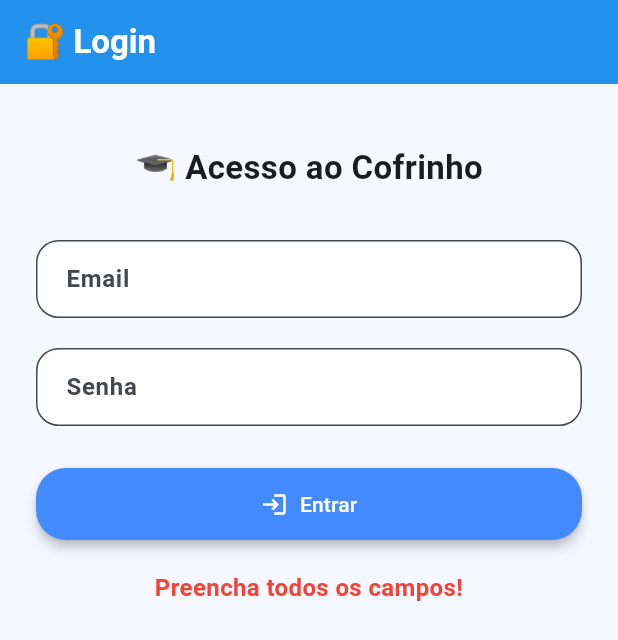
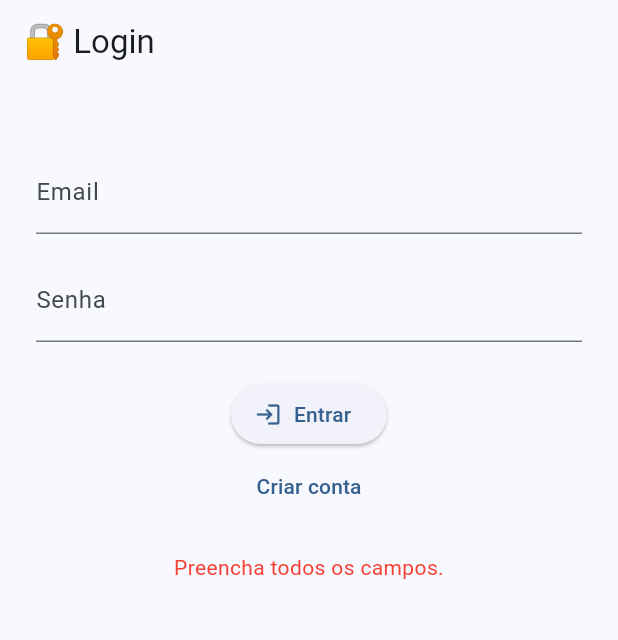
Before and after one commit to Bruninha-047/Criptografia---com-login, a Flutter app: the screen it shows after launch, after a tap on "Entrar", on a phone screen of 412 x 824 dp. Shown: the top 640 px of the screen. Run offline on Flutter 3.47's test engine with Material 3 defaults, Android fonts, the phone set to English and light mode, and no system bars; our stand-ins replace flutter_secure_storage, supabase_flutter; missing offline and left inert: encrypt; accounts and stored records are empty.

Commit message:
Ultima alteração

```diff
--- a/analysis_options.yaml
+++ b/analysis_options.yaml
@@ -10,6 +10,7 @@
 analyzer:
   errors:
     unused_element: ignore
+    depend_on_referenced_packages: ignore
 include: package:flutter_lints/flutter.yaml
 
 linter:
--- a/lib/main.dart
+++ b/lib/main.dart
@@ -1,13 +1,25 @@
 import 'package:flutter/material.dart';
+import 'package:supabase_flutter/supabase_flutter.dart';
 import 'package:flutter_secure_storage/flutter_secure_storage.dart';
 import 'package:encrypt/encrypt.dart' as encrypt;
 
-void main() {
-  runApp(const CofreApp());
+void main() async {
+  WidgetsFlutterBinding.ensureInitialized();
+
+  await Supabase.initialize(
+    url: 'https://xkppdgdcraynrkcrwvsw.supabase.co',
+    anonKey: 'eyJhbGciOiJIUzI1NiIsInR5cCI6IkpXVCJ9.eyJpc3MiOiJzdXBhYmFzZSIsInJlZiI6InhrcHBkZ2RjcmF5bnJrY3J3dnN3Iiwicm9sZSI6ImFub24iLCJpYXQiOjE3NDczNTU0OTAsImV4cCI6MjA2MjkzMTQ5MH0.A1_5HDAw0IfF79pwATSFcMN45wu53WWAMae34lX52Oo',
+  );
+
+  final storage = const FlutterSecureStorage();
+  final token = await storage.read(key: 'auth_token');
+
+  runApp(CofreApp(isLoggedIn: token != null));
 }
 
 class CofreApp extends StatelessWidget {
-  const CofreApp({super.key});
+  final bool isLoggedIn;
+  const CofreApp({super.key, required this.isLoggedIn});
 
   @override
   Widget build(BuildContext context) {
@@ -17,43 +29,8 @@ class CofreApp extends StatelessWidget {
       theme: ThemeData(
         useMaterial3: true,
         colorScheme: ColorScheme.fromSeed(seedColor: Colors.blue),
-        scaffoldBackgroundColor: const Color(0xFFF5F9FF),
-        appBarTheme: const AppBarTheme(
-          backgroundColor: Colors.blue,
-          foregroundColor: Colors.white,
-          elevation: 2,
-        ),
-        elevatedButtonTheme: ElevatedButtonThemeData(
-          style: ElevatedButton.styleFrom(
-            backgroundColor: Colors.blueAccent,
-            foregroundColor: Colors.white,
-            padding: const EdgeInsets.symmetric(vertical: 14, horizontal: 20),
-            shape: RoundedRectangleBorder(
-              borderRadius: BorderRadius.all(Radius.circular(20)),
-            ),
-            elevation: 3,
-          ),
-        ),
-        inputDecorationTheme: InputDecorationTheme(
-          filled: true,
-          fillColor: Colors.white,
-          contentPadding: const EdgeInsets.symmetric(vertical: 14, horizontal: 16),
-          border: OutlineInputBorder(
-            borderRadius: BorderRadius.circular(15),
-            borderSide: const BorderSide(color: Colors.blueAccent),
-          ),
-          focusedBorder: OutlineInputBorder(
-            borderRadius: BorderRadius.circular(15),
-            borderSide: const BorderSide(color: Colors.blue),
-          ),
-          labelStyle: const TextStyle(fontWeight: FontWeight.w600),
-        ),
-        textTheme: const TextTheme(
-          titleLarge: TextStyle(fontSize: 22, fontWeight: FontWeight.bold),
-          bodyMedium: TextStyle(fontSize: 16),
-        ),
       ),
-      home: const LoginPage(),
+      home: isLoggedIn ? const CofrePage() : const LoginPage(),
     );
   }
 }
@@ -66,35 +43,35 @@ class LoginPage extends StatefulWidget {
 }
 
 class _LoginPageState extends State<LoginPage> {
-  final TextEditingController _emailController = TextEditingController();
-  final TextEditingController _passwordController = TextEditingController();
-  final FlutterSecureStorage _secureStorage = const FlutterSecureStorage();
-
-  String? _message;
+  final _email = TextEditingController();
+  final _senha = TextEditingController();
+  final _storage = const FlutterSecureStorage();
+  String? _mensagem;
 
   Future<void> _login() async {
-    final email = _emailController.text;
-    final password = _passwordController.text;
+    final email = _email.text.trim();
+    final senha = _senha.text;
 
-    if (email.isEmpty || password.isEmpty) {
-      setState(() {
-        _message = "Preencha todos os campos!";
-      });
+    if (email.isEmpty || senha.isEmpty) {
+      setState(() => _mensagem = "Preencha todos os campos.");
       return;
     }
 
-    if (email == "teste@email.com" && password == "123456") {
-      final token = "fake_token_123";
-      await _secureStorage.write(key: "auth_token", value: token);
+    try {
+      final response = await Supabase.instance.client.auth.signInWithPassword(
+        email: email,
+        password: senha,
+      );
 
-      Navigator.pushReplacement(
-        context,
-        MaterialPageRoute(builder: (context) => const CofrePage()),
-      );
-    } else {
-      setState(() {
-        _message = "Credenciais inválidas!";
-      });
+      if (response.session != null) {
+        await _storage.write(key: 'auth_token', value: response.session!.accessToken);
+        if (!mounted) return;
+        Navigator.pushReplacement(context, MaterialPageRoute(builder: (_) => const CofrePage()));
+      } else {
+        setState(() => _mensagem = "Email ou senha inválidos.");
+      }
+    } catch (e) {
+      setState(() => _mensagem = "Erro: ${e.toString()}");
     }
   }
 
@@ -102,45 +79,111 @@ class _LoginPageState extends State<LoginPage> {
   Widget build(BuildContext context) {
     return Scaffold(
       appBar: AppBar(title: const Text("🔐 Login")),
-      body: SingleChildScrollView(
+      body: Padding(
         padding: const EdgeInsets.all(24),
         child: Column(
-          crossAxisAlignment: CrossAxisAlignment.stretch,
           children: [
+            const SizedBox(height: 20),
+            TextField(controller: _email, decoration: const InputDecoration(labelText: 'Email')),
             const SizedBox(height: 16),
-            const Text(
-              "🎓 Acesso ao Cofrinho",
-              textAlign: TextAlign.center,
-              style: TextStyle(fontSize: 22, fontWeight: FontWeight.bold),
+            TextField(
+              controller: _senha,
+              obscureText: true,
+              decoration: const InputDecoration(labelText: 'Senha'),
             ),
-            const SizedBox(height: 32),
-            TextField(
-              controller: _emailController,
-              decoration: const InputDecoration(labelText: "Email"),
-            ),
-            const SizedBox(height: 20),
-            TextField(
-              controller: _passwordController,
-              obscureText: true,
-              decoration: const InputDecoration(labelText: "Senha"),
-            ),
-            const SizedBox(height: 28),
+            const SizedBox(height: 24),
             ElevatedButton.icon(
               onPressed: _login,
               icon: const Icon(Icons.login),
               label: const Text("Entrar"),
             ),
+            TextButton(
+              onPressed: () {
+                Navigator.push(context, MaterialPageRoute(builder: (_) => const RegisterPage()));
+              },
+              child: const Text("Criar conta"),
+            ),
             const SizedBox(height: 20),
-            if (_message != null && _message!.isNotEmpty)
+            if (_mensagem != null)
               Text(
-                _message!,
+                _mensagem!,
+                style: const TextStyle(color: Colors.red),
                 textAlign: TextAlign.center,
-                style: const TextStyle(
-                  color: Colors.red,
-                  fontWeight: FontWeight.bold,
-                  fontSize: 16,
-                ),
-              ),
+              )
+          ],
+        ),
+      ),
+    );
+  }
+}
+
+class RegisterPage extends StatefulWidget {
+  const RegisterPage({super.key});
+
+  @override
+  State<RegisterPage> createState() => _RegisterPageState();
+}
+
+class _RegisterPageState extends State<RegisterPage> {
+  final _email = TextEditingController();
+  final _senha = TextEditingController();
+  String? _mensagem;
+
+  Future<void> _cadastrar() async {
+    final email = _email.text.trim();
+    final senha = _senha.text;
+
+    if (email.isEmpty || senha.isEmpty) {
+      setState(() => _mensagem = "Preencha todos os campos.");
+      return;
+    }
+
+    try {
+      final response = await Supabase.instance.client.auth.signUp(
+        email: email,
+        password: senha,
+      );
+
+      if (response.user != null) {
+        if (!mounted) return;
+        Navigator.pushReplacement(context, MaterialPageRoute(builder: (_) => const LoginPage()));
+      } else {
+        setState(() => _mensagem = "Erro ao criar conta.");
+      }
+    } catch (e) {
+      setState(() => _mensagem = "Erro: ${e.toString()}");
+    }
+  }
+
+  @override
+  Widget build(BuildContext context) {
+    return Scaffold(
+      appBar: AppBar(title: const Text("📝 Criar Conta")),
+      body: Padding(
+        padding: const EdgeInsets.all(24),
+        child: Column(
+          children: [
+            const SizedBox(height: 20),
+            TextField(controller: _email, decoration: const InputDecoration(labelText: 'Email')),
+            const SizedBox(height: 16),
+            TextField(
+              controller: _senha,
+              obscureText: true,
+              decoration: const InputDecoration(labelText: 'Senha'),
+            ),
+            const SizedBox(height: 24),
+            ElevatedButton.icon(
+              onPressed: _cadastrar,
+              icon: const Icon(Icons.person_add),
+              label: const Text("Criar Conta"),
+            ),
+            const SizedBox(height: 20),
+            if (_mensagem != null)
+              Text(
+                _mensagem!,
+                style: const TextStyle(color: Colors.red),
+                textAlign: TextAlign.center,
+              )
           ],
         ),
       ),
@@ -156,8 +199,8 @@ class CofrePage extends StatefulWidget {
 }
 
 class _CofrePageState extends State<CofrePage> {
-  final TextEditingController _controller = TextEditingController();
-  final FlutterSecureStorage _secureStorage = const FlutterSecureStorage();
+  final _controller = TextEditingController();
+  final _storage = const FlutterSecureStorage();
 
   late encrypt.Key _key;
   late encrypt.IV _iv;
@@ -193,8 +236,8 @@ class _CofrePageState extends State<CofrePage> {
     _iv = encrypt.IV.fromSecureRandom(16);
     final criptografado = _criptografar(texto);
 
-    await _secureStorage.write(key: 'recado', value: criptografado);
-    await _secureStorage.write(key: 'iv', value: _iv.base64);
+    await _storage.write(key: 'recado', value: criptografado);
+    await _storage.write(key: 'iv', value: _iv.base64);
 
     setState(() {
       _recadoCriptografado = criptografado;
@@ -205,8 +248,8 @@ class _CofrePageState extends State<CofrePage> {
   }
 
   Future<void> _lerRecado() async {
-    final criptografado = await _secureStorage.read(key: 'recado');
-    final ivBase64 = await _secureStorage.read(key: 'iv');
+    final criptografado = await _storage.read(key: 'recado');
+    final ivBase64 = await _storage.read(key: 'iv');
 
     if (criptografado == null || ivBase64 == null) return;
 
@@ -218,100 +261,49 @@ class _CofrePageState extends State<CofrePage> {
     });
   }
 
-  Future<void> _recriptografar() async {
-    if (_recadoDescriptografado != null) {
-      _iv = encrypt.IV.fromSecureRandom(16);
-      final recriptografado = _criptografar(_recadoDescriptografado!);
-      await _secureStorage.write(key: 'recado', value: recriptografado);
-      await _secureStorage.write(key: 'iv', value: _iv.base64);
-
-      setState(() {
-        _recadoCriptografado = recriptografado;
-        _recadoDescriptografado = null;
-      });
-    }
-  }
-
-  Future<void> _voltarAoLogin() async {
-    await _secureStorage.delete(key: "auth_token");
-    Navigator.pushReplacement(
-      context,
-      MaterialPageRoute(builder: (context) => const LoginPage()),
-    );
+  Future<void> _logout() async {
+    await _storage.delete(key: 'auth_token');
+    await Supabase.instance.client.auth.signOut();
+    if (!mounted) return;
+    Navigator.pushReplacement(context, MaterialPageRoute(builder: (_) => const LoginPage()));
   }
 
   @override
   Widget build(BuildContext context) {
     return Scaffold(
-      appBar: AppBar(title: const Text('🔐 Cofrinho de Recados')),
-      body: SingleChildScrollView(
+      appBar: AppBar(title: const Text("📥 Cofrinho de Recados")),
+      body: Padding(
         padding: const EdgeInsets.all(24),
         child: Column(
-          crossAxisAlignment: CrossAxisAlignment.stretch,
           children: [
             TextField(
               controller: _controller,
-              decoration: const InputDecoration(labelText: 'Digite seu recado'),
+              decoration: const InputDecoration(labelText: "Digite um recado secreto"),
             ),
             const SizedBox(height: 20),
             ElevatedButton.icon(
               onPressed: _salvarRecado,
               icon: const Icon(Icons.lock),
-              label: const Text('Salvar Recado'),
+              label: const Text("Salvar Recado"),
             ),
             const SizedBox(height: 10),
             ElevatedButton.icon(
               onPressed: _lerRecado,
               icon: const Icon(Icons.visibility),
-              label: const Text('Mostrar Recado'),
+              label: const Text("Mostrar Recado"),
             ),
             const SizedBox(height: 10),
             ElevatedButton.icon(
-              onPressed: _recriptografar,
-              icon: const Icon(Icons.refresh),
-              label: const Text('Re-criptografar'),
+              onPressed: _logout,
+              icon: const Icon(Icons.logout),
+              label: const Text("Sair"),
             ),
             const SizedBox(height: 30),
             if (_recadoCriptografado != null)
-              Card(
-                elevation: 2,
-                margin: const EdgeInsets.symmetric(vertical: 10),
-                shape: RoundedRectangleBorder(borderRadius: BorderRadius.circular(12)),
-                child: Padding(
-                  padding: const EdgeInsets.all(16),
-                  child: Column(
-                    crossAxisAlignment: CrossAxisAlignment.start,
-                    children: [
-                      const Text('🔒 Recado criptografado:', style: TextStyle(fontWeight: FontWeight.bold)),
-                      const SizedBox(height: 8),
-                      Text(_recadoCriptografado!),
-                    ],
-                  ),
-                ),
-              ),
+              Text("🔐 Criptografado:\n$_recadoCriptografado", textAlign: TextAlign.center),
+            const SizedBox(height: 20),
             if (_recadoDescriptografado != null)
-              Card(
-                elevation: 2,
-                margin: const EdgeInsets.symmetric(vertical: 10),
-                shape: RoundedRectangleBorder(borderRadius: BorderRadius.circular(12)),
-                child: Padding(
-                  padding: const EdgeInsets.all(16),
-                  child: Column(
-                    crossAxisAlignment: CrossAxisAlignment.start,
-                    children: [
-                      const Text('🔓 Recado original:', style: TextStyle(fontWeight: FontWeight.bold)),
-                      const SizedBox(height: 8),
-                      Text(_recadoDescriptografado!),
-                    ],
-                  ),
-                ),
-              ),
-            const SizedBox(height: 30),
-            ElevatedButton.icon(
-              onPressed: _voltarAoLogin,
-              icon: const Icon(Icons.exit_to_app),
-              label: const Text('Voltar ao Login'),
-            ),
+              Text("🔓 Original:\n$_recadoDescriptografado", textAlign: TextAlign.center),
           ],
         ),
       ),
--- a/pubspec.yaml
+++ b/pubspec.yaml
@@ -31,11 +31,14 @@ dependencies:
   flutter:
     sdk: flutter
 
+
+
   # The following adds the Cupertino Icons font to your application.
   # Use with the CupertinoIcons class for iOS style icons.
   cupertino_icons: ^1.0.8
   flutter_secure_storage: ^9.2.4
   encrypt: ^5.0.3
+  supabase_flutter: ^2.9.0
 
 dev_dependencies:
   flutter_test:
```
Also changed, not shown: lib/auth_service.dart (added), pubspec.lock, 5 other files.
